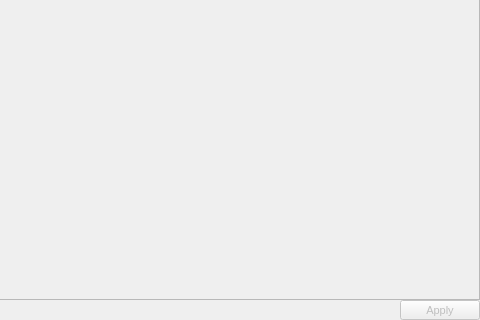
Old version of the form src/widgets/cameracontrolswidget.ui in the repository GuLinux/PlanetaryImager; both pictures show x 194 to 674 and y 453 to 773 of the 674 by 773 pixel window.
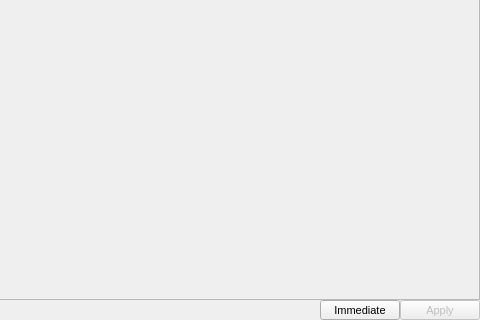
New version of the form.

What changed in the file:
```diff
--- a/src/widgets/cameracontrolswidget.ui
+++ b/src/widgets/cameracontrolswidget.ui
@@ -132,6 +132,36 @@
        </property>
       </spacer>
      </item>
+     <item>
+      <widget class="QPushButton" name="immediate">
+       <property name="sizePolicy">
+        <sizepolicy hsizetype="Minimum" vsizetype="Minimum">
+         <horstretch>0</horstretch>
+         <verstretch>0</verstretch>
+        </sizepolicy>
+       </property>
+       <property name="maximumSize">
+        <size>
+         <width>84</width>
+         <height>20</height>
+        </size>
+       </property>
+       <property name="font">
+        <font>
+         <pointsize>8</pointsize>
+        </font>
+       </property>
+       <property name="toolTip">
+        <string>Apply changes immediately</string>
+       </property>
+       <property name="text">
+        <string>Immediate</string>
+       </property>
+       <property name="checkable">
+        <bool>true</bool>
+       </property>
+      </widget>
+     </item>
      <item>
       <widget class="QPushButton" name="apply">
        <property name="enabled">
```
